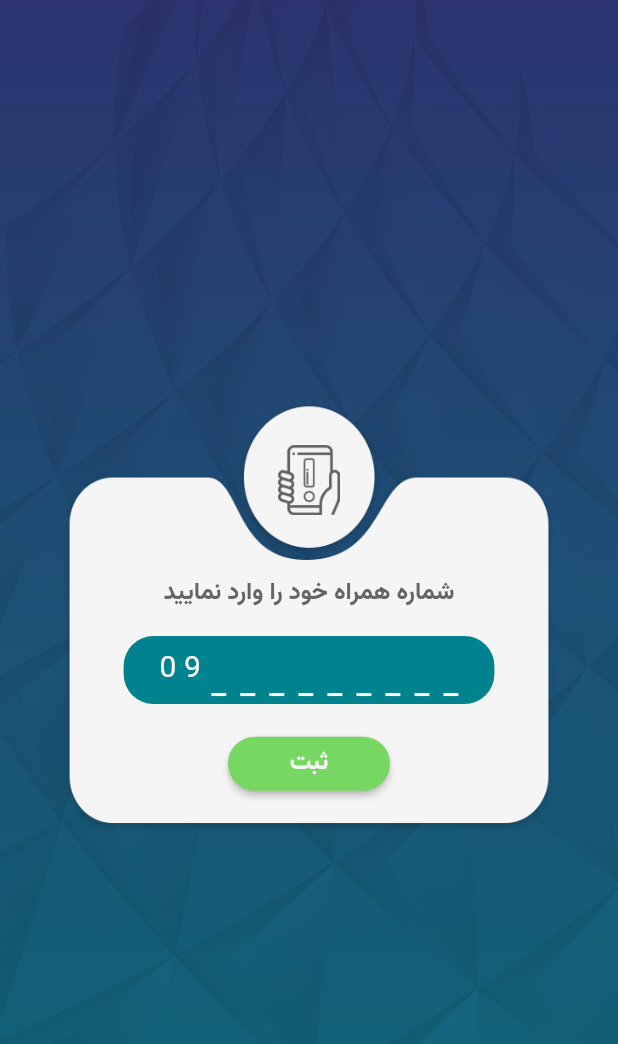
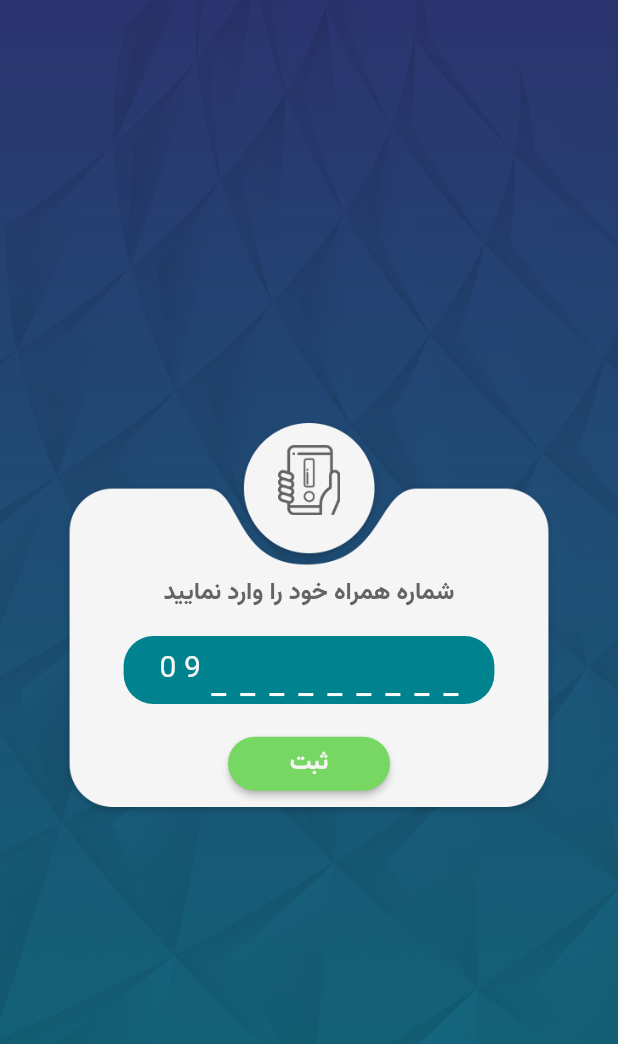
Before and after one commit to mehdikord/charssu-vue, a Flutter app: the screen it shows after launch, on a phone screen of 412 x 824 dp. Shown: the top 1044 px of the screen. Run offline on Flutter 3.47's test engine with Material 2 defaults, Android fonts, the phone set to English and light mode, and no system bars; drawn by our look-alikes of pin_code_fields; our stand-ins replace file_picker, image_picker, select_form_field, shared_preferences, timer_count_down; missing offline and left inert: album_image, multiselect_formfield, persian_datetime_picker; project files that could hold a hidden picture were left out.

Commit message:
[ APP ] = fix bug for backMobile cover size in auth screens

```diff
--- a/App/lib/auth/auth_screen.dart
+++ b/App/lib/auth/auth_screen.dart
@@ -130,16 +130,17 @@ class _AuthScreenState extends State<AuthScreen> {
                       "assets/images/Back-Mobile.png",
                       fit: BoxFit.fill,
                       width: MediaQuery.of(context).size.width * 0.8,
-                      height: MediaQuery.of(context).size.height * 0.35,
                     ),
                     SizedBox(
-                      height: backMobileImage.height!,
+                      height: MediaQuery.of(context).size.height * 0.35,
                       child: Column(
                         mainAxisAlignment: MainAxisAlignment.spaceBetween,
                         children: [
                           Padding(
                             padding: EdgeInsets.only(
-                              top: backMobileImage.height! * 0.1,
+                              top: MediaQuery.of(context).size.height *
+                                  0.35 *
+                                  0.1,
                             ),
                             child: Image.asset(
                               "assets/images/Icon-Mobail.png",
@@ -182,7 +183,7 @@ class _AuthScreenState extends State<AuthScreen> {
                           //       ),
                           //       Padding(
                           //         padding: EdgeInsets.only(
-                          //           bottom: backMobileImage.height! * 0.08,
+                          //           bottom: MediaQuery.of(context).size.height * 0.35 * 0.08,
                           //         ),
                           //         child: _isLoading
                           //             ? const Padding(
@@ -332,7 +333,9 @@ class _AuthScreenState extends State<AuthScreen> {
                           ),
                           Padding(
                             padding: EdgeInsets.only(
-                              bottom: backMobileImage.height! * 0.08,
+                              bottom: MediaQuery.of(context).size.height *
+                                  0.35 *
+                                  0.08,
                             ),
                             child: RaisedButton(
                               onPressed: () {
```
Also changed, not shown: App/lib/auth/sms_code_screen.dart (+31 -11 lines).
